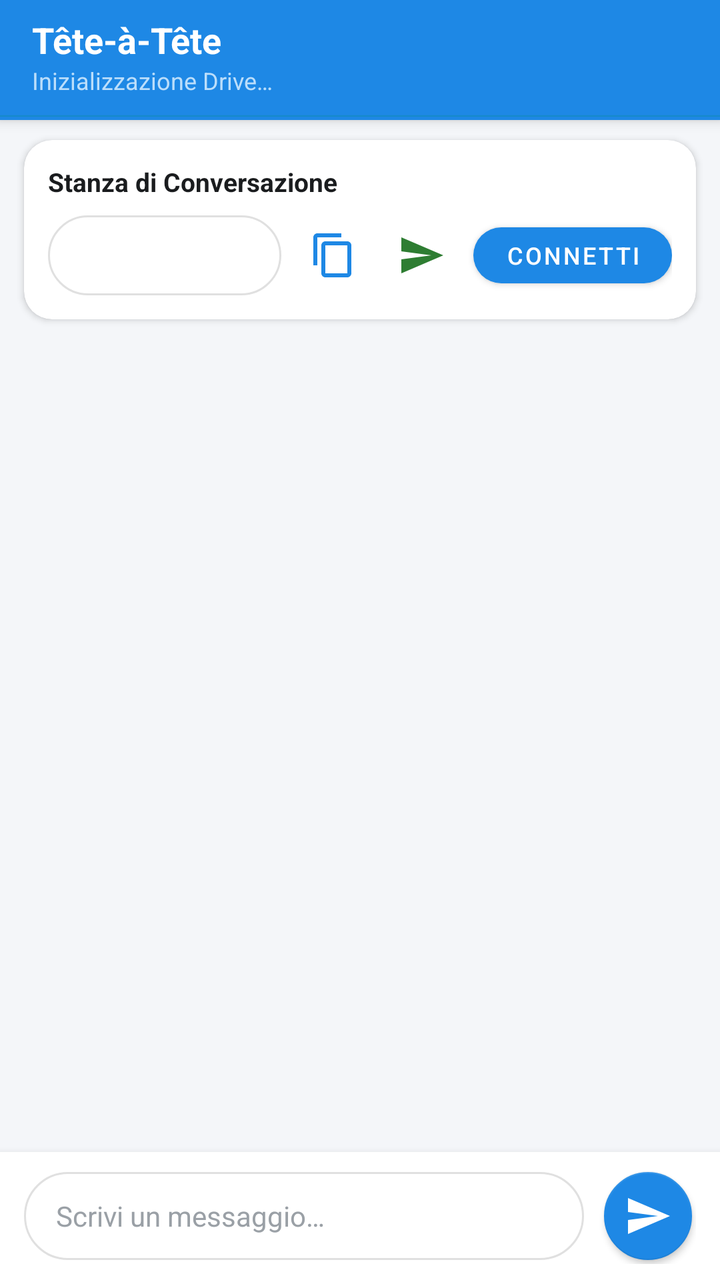
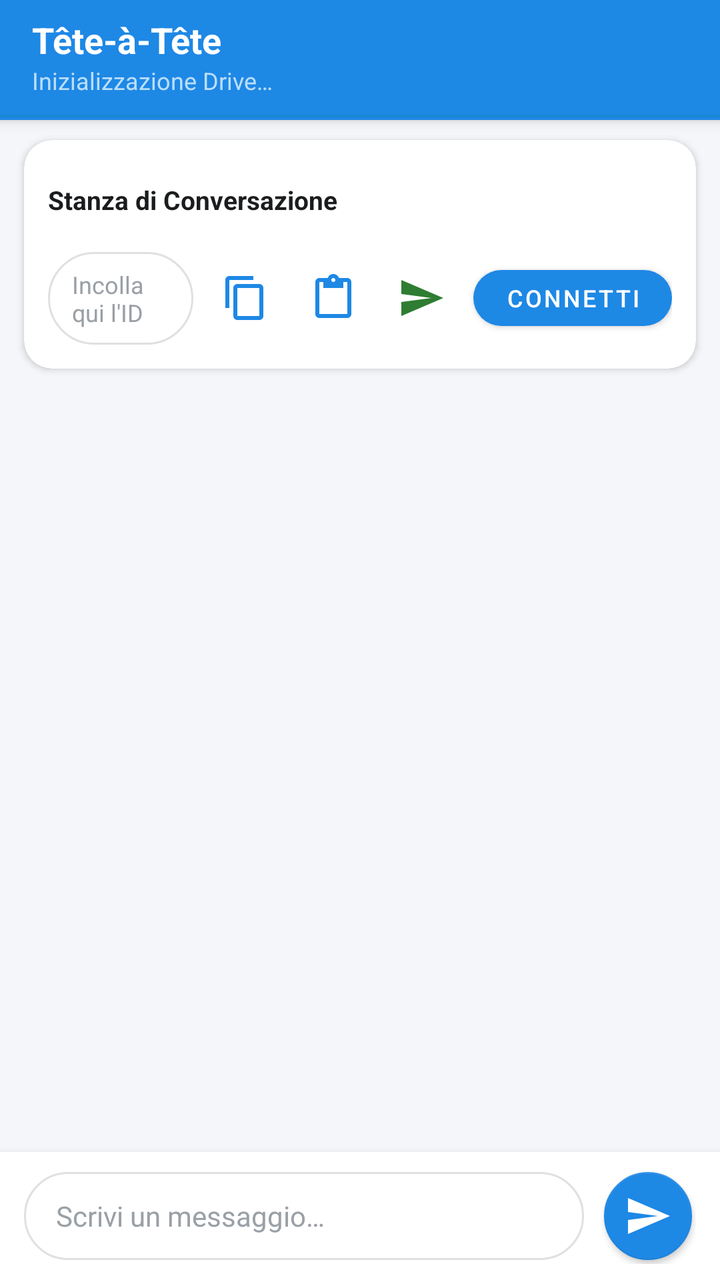

Before-and-after screenshots of an Android layout around one commit, followed by the original layout XML and the change that was made.
<!-- AndroidManifest.xml: application theme AppTheme -->
<!-- res/layout/activity_chat.xml -->
<?xml version="1.0" encoding="utf-8"?>
<androidx.coordinatorlayout.widget.CoordinatorLayout
    xmlns:android="http://schemas.android.com/apk/res/android"
    xmlns:app="http://schemas.android.com/apk/res-auto"
    xmlns:tools="http://schemas.android.com/tools"
    android:layout_width="match_parent"
    android:layout_height="match_parent"
    android:background="@color/background">

    
    <com.google.android.material.appbar.AppBarLayout
        android:id="@+id/appBarLayout"
        android:layout_width="match_parent"
        android:layout_height="wrap_content"
        android:theme="@style/ThemeOverlay.MaterialComponents.Dark.ActionBar">

        <androidx.appcompat.widget.Toolbar
            android:id="@+id/toolbar"
            android:layout_width="match_parent"
            android:layout_height="?attr/actionBarSize"
            android:background="@color/primary"
            app:popupTheme="@style/ThemeOverlay.MaterialComponents.Light">

            <LinearLayout
                android:layout_width="match_parent"
                android:layout_height="wrap_content"
                android:orientation="vertical">

                <TextView
                    android:id="@+id/toolbarTitle"
                    android:layout_width="wrap_content"
                    android:layout_height="wrap_content"
                    android:text="@string/app_name"
                    android:textColor="@color/surface"
                    android:textSize="18sp"
                    android:textStyle="bold" />

                <TextView
                    android:id="@+id/txtStatus"
                    android:layout_width="wrap_content"
                    android:layout_height="wrap_content"
                    android:text="@string/status_connecting"
                    android:textColor="@color/primaryLight"
                    android:textSize="12sp" />

            </LinearLayout>

        </androidx.appcompat.widget.Toolbar>

        
        <ProgressBar
            android:id="@+id/prgMain"
            style="?android:attr/progressBarStyleHorizontal"
            android:layout_width="match_parent"
            android:layout_height="4dp"
            android:indeterminate="true"
            android:indeterminateTint="@color/secondary"
            android:visibility="visible" />

    </com.google.android.material.appbar.AppBarLayout>

    
    <androidx.constraintlayout.widget.ConstraintLayout
        android:layout_width="match_parent"
        android:layout_height="match_parent"
        app:layout_behavior="@string/appbar_scrolling_view_behavior">

        
        <LinearLayout
            android:id="@+id/bannerNoConnection"
            android:layout_width="0dp"
            android:layout_height="wrap_content"
            android:background="@color/status_disconnected"
            android:gravity="center"
            android:orientation="horizontal"
            android:paddingStart="12dp"
            android:paddingTop="7dp"
            android:paddingEnd="12dp"
            android:paddingBottom="7dp"
            android:visibility="gone"
            app:layout_constraintEnd_toEndOf="parent"
            app:layout_constraintStart_toStartOf="parent"
            app:layout_constraintTop_toTopOf="parent">

            <ImageView
                android:layout_width="16dp"
                android:layout_height="16dp"
                android:contentDescription="@string/no_connection_msg"
                android:src="@drawable/ic_no_wifi"
                app:tint="@color/surface" />

            <TextView
                android:layout_width="wrap_content"
                android:layout_height="wrap_content"
                android:layout_marginStart="8dp"
                android:text="@string/no_connection_msg"
                android:textColor="@color/surface"
                android:textSize="12sp"
                android:textStyle="bold" />

        </LinearLayout>

        
        <com.google.android.material.card.MaterialCardView
            android:id="@+id/cardRoom"
            android:layout_width="0dp"
            android:layout_height="wrap_content"
            android:layout_marginStart="12dp"
            android:layout_marginTop="10dp"
            android:layout_marginEnd="12dp"
            app:cardBackgroundColor="@color/surface"
            app:cardCornerRadius="14dp"
            app:cardElevation="2dp"
            app:layout_constraintEnd_toEndOf="parent"
            app:layout_constraintStart_toStartOf="parent"
            app:layout_constraintTop_toBottomOf="@+id/bannerNoConnection">

            <LinearLayout
                android:layout_width="match_parent"
                android:layout_height="wrap_content"
                android:orientation="vertical"
                android:padding="12dp">

                <TextView
                    android:layout_width="wrap_content"
                    android:layout_height="wrap_content"
                    android:text="@string/room_title"
                    android:textColor="@color/text_primary"
                    android:textSize="13sp"
                    android:textStyle="bold" />

                <LinearLayout
                    android:layout_width="match_parent"
                    android:layout_height="wrap_content"
                    android:layout_marginTop="8dp"
                    android:gravity="center_vertical"
                    android:orientation="horizontal">

                    
                    <Spinner
                        android:id="@+id/roomSpinner"
                        android:layout_width="0dp"
                        android:layout_height="40dp"
                        android:layout_weight="1"
                        android:background="@drawable/bg_chat_input"
                        android:paddingStart="8dp"
                        android:paddingEnd="8dp" />

                    
                    <ImageButton
                        android:id="@+id/btnPlay"
                        android:layout_width="40dp"
                        android:layout_height="40dp"
                        android:layout_marginStart="6dp"
                        android:background="?attr/selectableItemBackgroundBorderless"
                        android:contentDescription="@string/btn_copy_id"
                        android:src="@drawable/ic_content_copy" />

                    
                    <ImageButton
                        android:id="@+id/btnWhatsApp"
                        android:layout_width="40dp"
                        android:layout_height="40dp"
                        android:layout_marginStart="4dp"
                        android:background="?attr/selectableItemBackgroundBorderless"
                        android:contentDescription="Condividi su WhatsApp"
                        android:src="@drawable/ic_send_vector"
                        app:tint="@color/status_connected" />

                    
                    <com.google.android.material.button.MaterialButton
                        android:id="@+id/BtnCollega"
                        android:layout_width="wrap_content"
                        android:layout_height="40dp"
                        android:layout_marginStart="6dp"
                        android:text="@string/btn_connect"
                        android:textSize="12sp"
                        app:cornerRadius="20dp" />

                </LinearLayout>

            </LinearLayout>

        </com.google.android.material.card.MaterialCardView>

        
        <LinearLayout
            android:id="@+id/emptyStateLayout"
            android:layout_width="wrap_content"
            android:layout_height="wrap_content"
            android:gravity="center"
            android:orientation="vertical"
            android:padding="24dp"
            android:visibility="gone"
            app:layout_constraintBottom_toTopOf="@+id/bottomBar"
            app:layout_constraintEnd_toEndOf="parent"
            app:layout_constraintStart_toStartOf="parent"
            app:layout_constraintTop_toBottomOf="@+id/cardRoom">

            <ImageView
                android:layout_width="64dp"
                android:layout_height="64dp"
                android:alpha="0.6"
                android:contentDescription="@string/empty_chat_title"
                android:src="@mipmap/ic_launcher" />

            <TextView
                android:layout_width="wrap_content"
                android:layout_height="wrap_content"
                android:layout_marginTop="12dp"
                android:text="@string/empty_chat_title"
                android:textColor="@color/text_primary"
                android:textSize="16sp"
                android:textStyle="bold" />

            <TextView
                android:layout_width="260dp"
                android:layout_height="wrap_content"
                android:layout_marginTop="6dp"
                android:gravity="center"
                android:text="@string/empty_chat_subtitle"
                android:textColor="@color/text_secondary"
                android:textSize="13sp" />

        </LinearLayout>

        
        <androidx.recyclerview.widget.RecyclerView
            android:id="@+id/messagesContainer"
            android:layout_width="0dp"
            android:layout_height="0dp"
            android:clipToPadding="false"
            android:paddingTop="8dp"
            android:paddingBottom="8dp"
            app:layout_constraintBottom_toTopOf="@+id/bottomBar"
            app:layout_constraintEnd_toEndOf="parent"
            app:layout_constraintStart_toStartOf="parent"
            app:layout_constraintTop_toBottomOf="@+id/cardRoom" />

        
        <LinearLayout
            android:id="@+id/bottomBar"
            android:layout_width="0dp"
            android:layout_height="wrap_content"
            android:background="@color/surface"
            android:elevation="6dp"
            android:gravity="center_vertical"
            android:orientation="horizontal"
            android:paddingStart="12dp"
            android:paddingTop="8dp"
            android:paddingEnd="12dp"
            android:paddingBottom="8dp"
            app:layout_constraintBottom_toBottomOf="parent"
            app:layout_constraintEnd_toEndOf="parent"
            app:layout_constraintStart_toStartOf="parent">

            <EditText
                android:id="@+id/messageEdit"
                android:layout_width="0dp"
                android:layout_height="wrap_content"
                android:layout_weight="1"
                android:background="@drawable/bg_chat_input"
                android:hint="@string/type_message_hint"
                android:imeOptions="actionSend"
                android:inputType="textMultiLine|textCapSentences"
                android:maxLines="4"
                android:minHeight="44dp"
                android:paddingStart="16dp"
                android:paddingTop="10dp"
                android:paddingEnd="16dp"
                android:paddingBottom="10dp"
                android:textColor="@color/text_primary"
                android:textColorHint="@color/text_hint"
                android:textSize="14sp" />

            <com.google.android.material.floatingactionbutton.FloatingActionButton
                android:id="@+id/chatSendButton"
                android:layout_width="wrap_content"
                android:layout_height="wrap_content"
                android:layout_marginStart="8dp"
                android:contentDescription="@string/send"
                app:backgroundTint="@color/primary"
                app:elevation="2dp"
                app:fabCustomSize="44dp"
                app:srcCompat="@drawable/ic_send_vector"
                app:tint="@color/surface" />

        </LinearLayout>

    </androidx.constraintlayout.widget.ConstraintLayout>

</androidx.coordinatorlayout.widget.CoordinatorLayout>
<!-- resources referenced by this layout -->
<resources>
  <color name="background">#F4F6F9</color>
  <color name="primary">#1E88E5</color>
  <color name="primaryLight">#BBDEFB</color>
  <color name="secondary">#00897B</color>
  <color name="status_connected">#2E7D32</color>
  <color name="status_disconnected">#C62828</color>
  <color name="surface">#FFFFFF</color>
  <color name="text_hint">#9AA0A6</color>
  <color name="text_primary">#1A1C1E</color>
  <color name="text_secondary">#5F6368</color>
  <!-- drawable bg_chat_input (drawable) -->
  <?xml version="1.0" encoding="utf-8"?>
  <shape xmlns:android="http://schemas.android.com/apk/res/android"
      android:shape="rectangle">
      <solid android:color="@color/surface" />
      <stroke
          android:width="1dp"
          android:color="@color/divider" />
      <corners android:radius="24dp" />
  </shape>
  <!-- drawable ic_content_copy (drawable) -->
  <vector xmlns:android="http://schemas.android.com/apk/res/android"
      android:width="24dp"
      android:height="24dp"
      android:viewportWidth="24"
      android:viewportHeight="24">
      <path
          android:fillColor="@color/primary"
          android:pathData="M16,1H4c-1.1,0 -2,0.9 -2,2v14h2V3h12V1zm3,4H8c-1.1,0 -2,0.9 -2,2v14c0,1.1 0.9,2 2,2h11c1.1,0 2,-0.9 2,-2V7c0,-1.1 -0.9,-2 -2,-2zm0,16H8V7h11v14z" />
  </vector>
  <!-- drawable ic_send_vector (drawable) -->
  <vector xmlns:android="http://schemas.android.com/apk/res/android"
      android:width="24dp"
      android:height="24dp"
      android:viewportWidth="24"
      android:viewportHeight="24">
      <path
          android:fillColor="@color/surface"
          android:pathData="M2.01,21L23,12 2.01,3 2,10l15,2 -15,2z" />
  </vector>
  <string name="app_name">Tête-à-Tête</string>
  <string name="btn_connect">Connetti</string>
  <string name="btn_copy_id">Copia ID</string>
  <string name="empty_chat_subtitle">Condividi il tuo ID con il contatto o incolla il suo ID per iniziare a chattare in modo privato.</string>
  <string name="empty_chat_title">Nessun messaggio ancora</string>
  <string name="no_connection_msg">Nessuna connessione a Internet</string>
  <string name="room_title">Stanza di Conversazione</string>
  <string name="send">Invia</string>
  <string name="status_connecting">Inizializzazione Drive…</string>
  <string name="type_message_hint">Scrivi un messaggio…</string>
  <style name="AppTheme" parent="Theme.MaterialComponents.DayNight.NoActionBar">
          <item name="colorPrimary">@color/primary</item>
          <item name="colorPrimaryVariant">@color/primaryVariant</item>
          <item name="colorSecondary">@color/secondary</item>
          <item name="colorSecondaryVariant">@color/secondaryVariant</item>
          <item name="android:statusBarColor">@color/primaryVariant</item>
          <item name="android:windowBackground">@color/background</item>
      </style>
  <color name="divider">#E0E0E0</color>
  <color name="primaryVariant">#1565C0</color>
  <color name="secondaryVariant">#00695C</color>
  <!-- unchanged entries left out for length: 2 -->
</resources>

<!-- the commit's change to res/layout/activity_chat.xml (unified diff, before → after) -->
@@ -121,13 +121,30 @@
                 android:orientation="vertical"
                 android:padding="12dp">
 
-                <TextView
-                    android:layout_width="wrap_content"
+                <LinearLayout
+                    android:layout_width="match_parent"
                     android:layout_height="wrap_content"
-                    android:text="@string/room_title"
-                    android:textColor="@color/text_primary"
-                    android:textSize="13sp"
-                    android:textStyle="bold" />
+                    android:gravity="center_vertical"
+                    android:orientation="horizontal">
+
+                    <TextView
+                        android:layout_width="0dp"
+                        android:layout_weight="1"
+                        android:layout_height="wrap_content"
+                        android:text="@string/room_title"
+                        android:textColor="@color/text_primary"
+                        android:textSize="13sp"
+                        android:textStyle="bold" />
+
+                    
+                    <Spinner
+                        android:id="@+id/roomSpinner"
+                        android:layout_width="wrap_content"
+                        android:layout_height="36dp"
+                        android:background="?attr/selectableItemBackground"
+                        android:minWidth="150dp" />
+
+                </LinearLayout>
 
                 <LinearLayout
                     android:layout_width="match_parent"
@@ -137,14 +154,23 @@
                     android:orientation="horizontal">
 
                     
-                    <Spinner
-                        android:id="@+id/roomSpinner"
+                    <EditText
+                        android:id="@+id/editTextTextMultiLine"
                         android:layout_width="0dp"
-                        android:layout_height="40dp"
+                        android:layout_height="wrap_content"
                         android:layout_weight="1"
                         android:background="@drawable/bg_chat_input"
-                        android:paddingStart="8dp"
-                        android:paddingEnd="8dp" />
+                        android:ellipsize="middle"
+                        android:hint="@string/room_id_hint"
+                        android:maxLines="2"
+                        android:paddingStart="12dp"
+                        android:paddingTop="8dp"
+                        android:paddingEnd="12dp"
+                        android:paddingBottom="8dp"
+                        android:singleLine="false"
+                        android:textColor="@color/text_primary"
+                        android:textColorHint="@color/text_hint"
+                        android:textSize="12sp" />
 
                     
                     <ImageButton
@@ -155,6 +181,16 @@
                         android:background="?attr/selectableItemBackgroundBorderless"
                         android:contentDescription="@string/btn_copy_id"
                         android:src="@drawable/ic_content_copy" />
+
+                    
+                    <ImageButton
+                        android:id="@+id/btnIncolla"
+                        android:layout_width="40dp"
+                        android:layout_height="40dp"
+                        android:layout_marginStart="4dp"
+                        android:background="?attr/selectableItemBackgroundBorderless"
+                        android:contentDescription="@string/btn_paste_id"
+                        android:src="@drawable/ic_content_paste" />
 
                     
                     <ImageButton
<!-- resource entries referenced after the edit -->
@@ -30,6 +30,16 @@
           android:fillColor="@color/primary"
           android:pathData="M16,1H4c-1.1,0 -2,0.9 -2,2v14h2V3h12V1zm3,4H8c-1.1,0 -2,0.9 -2,2v14c0,1.1 0.9,2 2,2h11c1.1,0 2,-0.9 2,-2V7c0,-1.1 -0.9,-2 -2,-2zm0,16H8V7h11v14z" />
   </vector>
+  <!-- drawable ic_content_paste (drawable) -->
+  <vector xmlns:android="http://schemas.android.com/apk/res/android"
+      android:width="24dp"
+      android:height="24dp"
+      android:viewportWidth="24"
+      android:viewportHeight="24">
+      <path
+          android:fillColor="@color/primary"
+          android:pathData="M19,2h-4.18C14.4,0.84 13.3,0 12,0c-1.3,0 -2.4,0.84 -2.82,2H5c-1.1,0 -2,0.9 -2,2v16c0,1.1 0.9,2 2,2h14c1.1,0 2,-0.9 2,-2V4c0,-1.1 -0.9,-2 -2,-2zm-7,0c0.55,0 1,0.45 1,1s-0.45,1 -1,1 -1,-0.45 -1,-1 0.45,-1 1,-1zm7,18H5V4h2v3h10V4h2v16z" />
+  </vector>
   <!-- drawable ic_send_vector (drawable) -->
   <vector xmlns:android="http://schemas.android.com/apk/res/android"
       android:width="24dp"
@@ -43,9 +53,11 @@
   <string name="app_name">Tête-à-Tête</string>
   <string name="btn_connect">Connetti</string>
   <string name="btn_copy_id">Copia ID</string>
+  <string name="btn_paste_id">Incolla ID</string>
   <string name="empty_chat_subtitle">Condividi il tuo ID con il contatto o incolla il suo ID per iniziare a chattare in modo privato.</string>
   <string name="empty_chat_title">Nessun messaggio ancora</string>
   <string name="no_connection_msg">Nessuna connessione a Internet</string>
+  <string name="room_id_hint">Incolla qui l\'ID della stanza dell\'interlocutore</string>
   <string name="room_title">Stanza di Conversazione</string>
   <string name="send">Invia</string>
   <string name="status_connecting">Inizializzazione Drive…</string>
